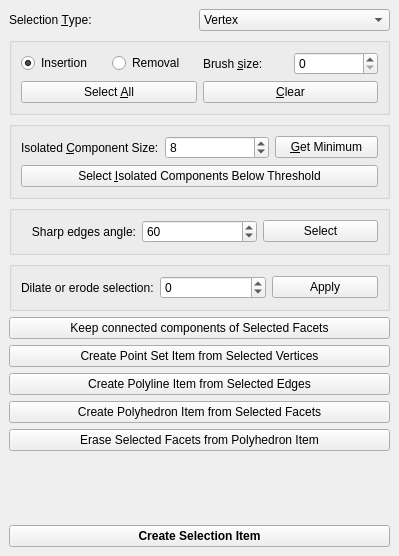
Qt form Polyhedron/demo/Polyhedron/Selection_widget.ui (CGAL/cgal) before a commit.
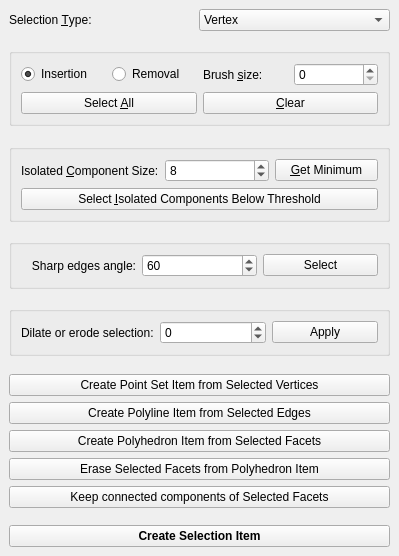
The same form after that commit.

Commit message: add vertical spacers between groups

```diff
--- a/Polyhedron/demo/Polyhedron/Selection_widget.ui
+++ b/Polyhedron/demo/Polyhedron/Selection_widget.ui
@@ -57,6 +57,19 @@
       </item>
      </layout>
     </item>
+    <item>
+     <spacer name="verticalSpacer_4">
+      <property name="orientation">
+       <enum>Qt::Vertical</enum>
+      </property>
+      <property name="sizeHint" stdset="0">
+       <size>
+        <width>20</width>
+        <height>40</height>
+       </size>
+      </property>
+     </spacer>
+    </item>
     <item>
      <widget class="QGroupBox" name="groupBox_2">
       <property name="title">
@@ -134,6 +147,19 @@
       </layout>
      </widget>
     </item>
+    <item>
+     <spacer name="verticalSpacer_2">
+      <property name="orientation">
+       <enum>Qt::Vertical</enum>
+      </property>
+      <property name="sizeHint" stdset="0">
+       <size>
+        <width>20</width>
+        <height>40</height>
+       </size>
+      </property>
+     </spacer>
+    </item>
     <item>
      <widget class="QGroupBox" name="groupBox">
       <property name="title">
@@ -185,6 +211,19 @@
       </layout>
      </widget>
     </item>
+    <item>
+     <spacer name="verticalSpacer_3">
+      <property name="orientation">
+       <enum>Qt::Vertical</enum>
+      </property>
+      <property name="sizeHint" stdset="0">
+       <size>
+        <width>20</width>
+        <height>40</height>
+       </size>
+      </property>
+     </spacer>
+    </item>
     <item>
      <widget class="QGroupBox" name="groupBox_3">
       <property name="minimumSize">
@@ -233,6 +272,19 @@
       </layout>
      </widget>
     </item>
+    <item>
+     <spacer name="verticalSpacer_1">
+      <property name="orientation">
+       <enum>Qt::Vertical</enum>
+      </property>
+      <property name="sizeHint" stdset="0">
+       <size>
+        <width>20</width>
+        <height>40</height>
+       </size>
+      </property>
+     </spacer>
+    </item>
     <item>
      <widget class="QGroupBox" name="groupBox_4">
       <property name="minimumSize">
@@ -273,14 +325,17 @@
      </widget>
     </item>
     <item>
-     <widget class="QPushButton" name="Keep_connected_components_button">
-      <property name="toolTip">
-       <string extracomment="from selected facets"/>
+     <spacer name="verticalSpacer_5">
+      <property name="orientation">
+       <enum>Qt::Vertical</enum>
       </property>
-      <property name="text">
-       <string>Keep connected components of Selected Facets</string>
+      <property name="sizeHint" stdset="0">
+       <size>
+        <width>20</width>
+        <height>40</height>
+       </size>
       </property>
-     </widget>
+     </spacer>
     </item>
     <item>
      <widget class="QPushButton" name="Create_point_set_item_button">
@@ -310,6 +365,16 @@
       </property>
      </widget>
     </item>
+    <item>
+     <widget class="QPushButton" name="Keep_connected_components_button">
+      <property name="toolTip">
+       <string extracomment="from selected facets"/>
+      </property>
+      <property name="text">
+       <string>Keep connected components of Selected Facets</string>
+      </property>
+     </widget>
+    </item>
     <item>
      <spacer name="verticalSpacer">
       <property name="orientation">
```
